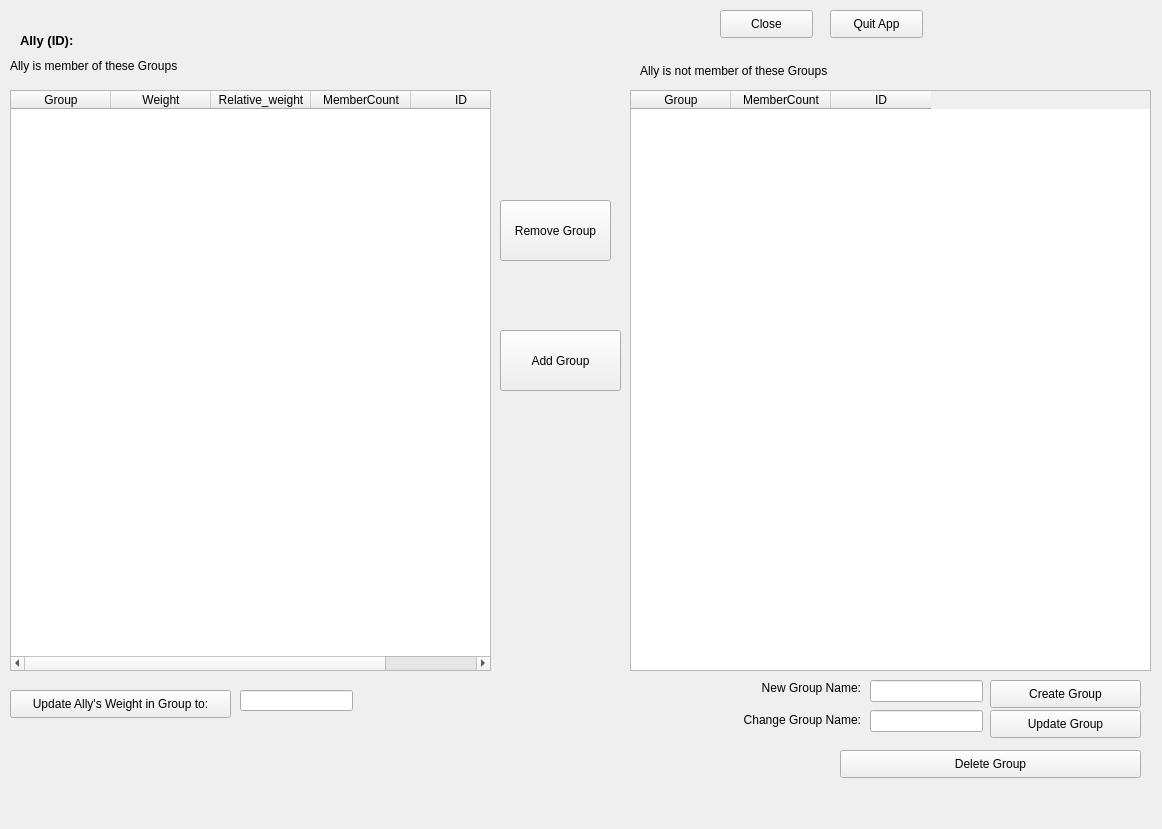
Qt form ui/EditAlly2bdUI.ui (sourcery-ai-experiments/jaar) before a commit.
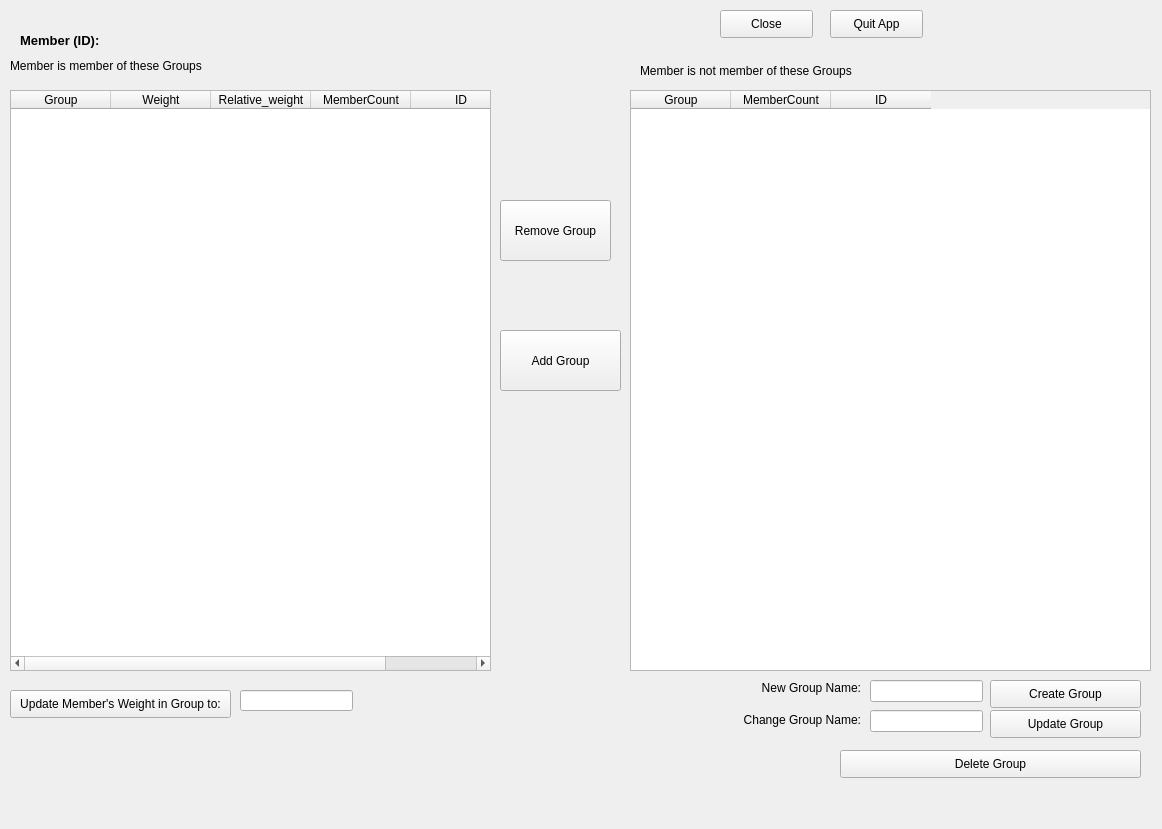
The same form after that commit.

Commit message: #3 change "ally" to "member"

```diff
--- a/ui/EditAlly2bdUI.ui
+++ b/ui/EditAlly2bdUI.ui
@@ -49,7 +49,7 @@
     </rect>
    </property>
    <property name="text">
-    <string>Ally is member of these Groups</string>
+    <string>Member is member of these Groups</string>
    </property>
    <property name="wordWrap">
     <bool>true</bool>
@@ -65,7 +65,7 @@
     </rect>
    </property>
    <property name="text">
-    <string>Ally is not member of these Groups</string>
+    <string>Member is not member of these Groups</string>
    </property>
    <property name="wordWrap">
     <bool>true</bool>
@@ -88,7 +88,7 @@
     </font>
    </property>
    <property name="text">
-    <string>Ally (ID): </string>
+    <string>Member (ID): </string>
    </property>
   </widget>
   <widget class="QTableWidget" name="bd_member_yes">
@@ -197,7 +197,7 @@
     </rect>
    </property>
    <property name="text">
-    <string>Update Ally's Weight in Group to:</string>
+    <string>Update Member's Weight in Group to:</string>
    </property>
   </widget>
   <widget class="QPushButton" name="bd_insert_button">
```
Left out of the diff: 4 changed lines with no effect on the pictures. The commit also changes 60 other files.
